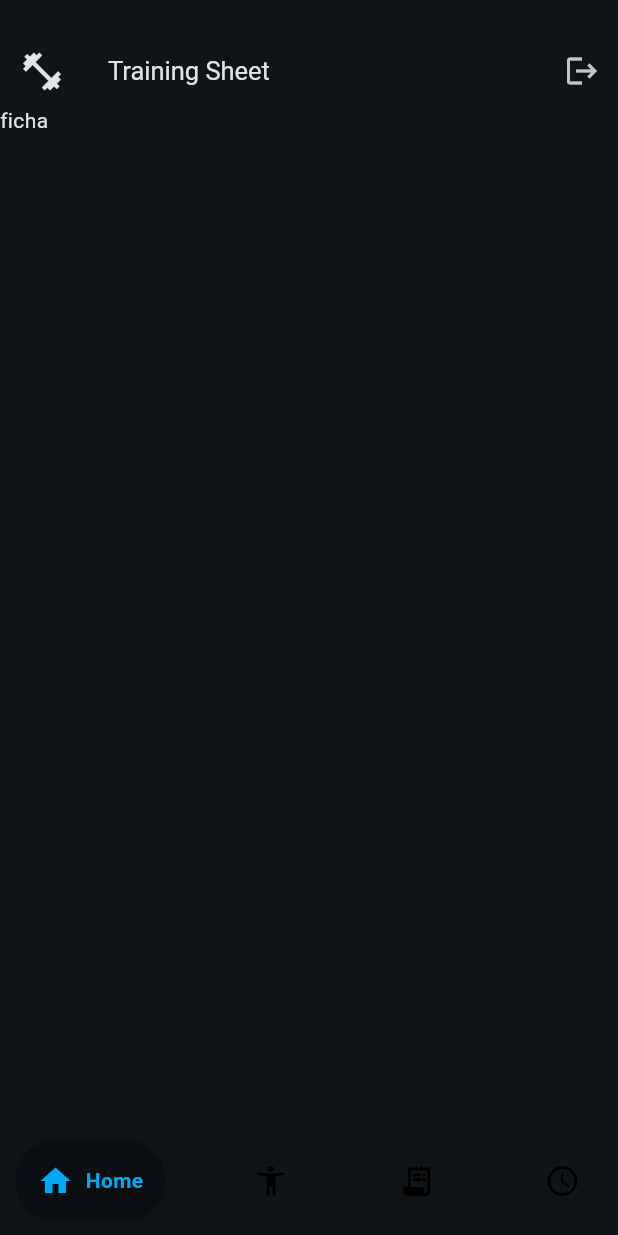
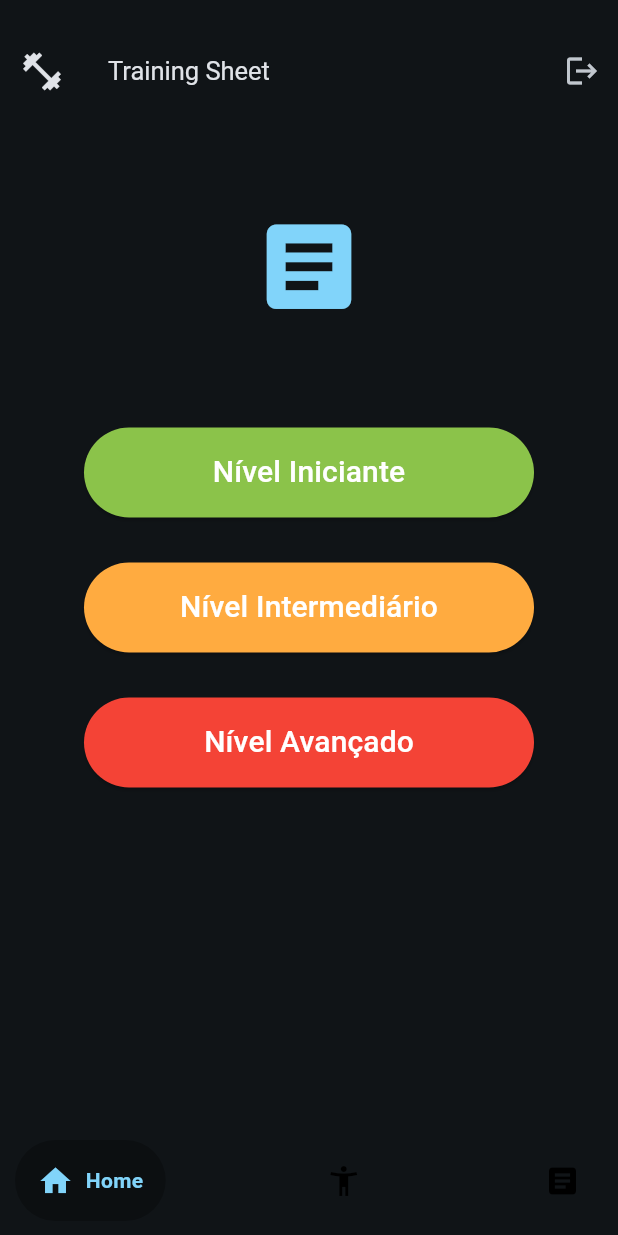
Before and after one commit to luizeduardom/training_sheep_app, a Flutter app: the ControllerPage screen opened directly, swiped to page 3, on a phone screen of 412 x 824 dp. Run offline on Flutter 3.47's test engine with Material 3 defaults, Android fonts, the phone set to English and light mode, and no system bars; drawn by our look-alikes of google_nav_bar; our stand-ins replace cloud_firestore, firebase_auth, firebase_core; accounts and stored records are empty; network calls fail.

Commit message:
feat list fichas

```diff
--- a/lib/pages/ControllerPage.dart
+++ b/lib/pages/ControllerPage.dart
@@ -2,7 +2,7 @@ import 'package:firebase_auth/firebase_auth.dart';
 import 'package:flutter/material.dart';
 import 'package:google_nav_bar/google_nav_bar.dart';
 import 'package:training_sheet_app/pages/FichaPage.dart';
-import 'package:training_sheet_app/pages/TempPage.dart';
+import 'package:training_sheet_app/pages/Fichas/FichaIniciantePage.dart';
 import 'package:training_sheet_app/pages/TreinosPage.dart';
 import 'package:training_sheet_app/pages/HomePage.dart';
 import 'package:training_sheet_app/repository/treino_repository.dart';
@@ -66,15 +66,14 @@ class _ControllerPageState extends State<ControllerPage> {
           padding: const EdgeInsets.all(10),
           child: GNav(
           backgroundColor: Colors.transparent,
-          activeColor: Colors.lightBlue,
+          activeColor: Colors.lightBlue.shade200,
           tabBackgroundColor: Colors.black26,
           tabBorderRadius: 50,
           gap: 8,
           tabs: const [
             GButton(icon: Icons.home, text: 'Home', padding: EdgeInsets.all(15)),
             GButton(icon: Icons.accessibility_new, text: 'Meus Treinos', padding: EdgeInsets.all(15)),
-            GButton(icon: Icons.receipt_long, text: 'Ficha', padding: EdgeInsets.all(15)),
-            GButton(icon: Icons.access_time, text: 'Temporizador', padding: EdgeInsets.all(15))
+            GButton(icon: Icons.article, text: 'Ficha', padding: EdgeInsets.all(15)),
           ],
           onTabChange: (pagina){
             _pageController.animateToPage(pagina, duration: Duration(milliseconds: 400), curve: Curves.easeOutExpo);
@@ -91,8 +90,7 @@ class _ControllerPageState extends State<ControllerPage> {
       children: [
         HomePage(),
         TreinosPage(),
-        FichaPage(),
-        TempPage()
+        FichaPage()
       ],
       onPageChanged: setPaginaAtual,
     );
--- a/lib/pages/FichaPage.dart
+++ b/lib/pages/FichaPage.dart
@@ -3,6 +3,9 @@ import 'package:flutter/material.dart';
 import 'package:training_sheet_app/repository/treino_repository.dart';
 
 import '../services/auth_service.dart';
+import 'fichas/FichaAvancadoPage.dart';
+import 'fichas/FichaIniciantePage.dart';
+import 'fichas/FichaIntermediarioPage.dart';
 
 class FichaPage extends StatefulWidget {
   @override
@@ -14,10 +17,95 @@ class _FichaPageState extends State<FichaPage> {
   PerfilRepository repository = PerfilRepository();
   AuthService _auth = AuthService();
 
+
   @override
   Widget build(BuildContext context) {
     return Scaffold(
-      body: Text('ficha')
+      body: SingleChildScrollView(
+        child: Container(
+        alignment: Alignment.center,
+        margin: EdgeInsets.only(top: 70),
+        child: Column(
+          mainAxisAlignment: MainAxisAlignment.center,
+          crossAxisAlignment: CrossAxisAlignment.center,
+          children: [
+          Center(
+            child: Icon(
+              Icons.article,
+              size: 75,
+              color: Colors.lightBlue.shade200,
+            ),
+          ),
+          const SizedBox(height: 30.0),
+          SizedBox(height: 20),
+          Padding(
+            padding: const EdgeInsets.all(20.0),
+            child: Column(
+              mainAxisAlignment: MainAxisAlignment.center,
+              children: <Widget>[
+                Container(
+                  width: 300,
+                  height: 60,
+                  child: ElevatedButton(
+                    onPressed: () {
+                      Navigator.push(
+                        context,
+                        MaterialPageRoute(
+                          builder: (context) => FichaIniciantePage(),
+                        ),
+                      );
+                    },
+                    style: ButtonStyle(
+                        backgroundColor: MaterialStateProperty.all<Color>(Colors.lightGreen)
+                    ),
+                    child: Text('Nível Iniciante', style: TextStyle(color: Colors.white, fontSize: 20)),
+                  ),
+                ),
+                const SizedBox(height: 30.0),
+                Container(
+                  width: 300,
+                  height: 60,
+                  child: ElevatedButton(
+                      onPressed: () {
+                        Navigator.push(
+                          context,
+                          MaterialPageRoute(
+                            builder: (context) => FichaIntermediarioPage(),
+                          ),
+                        );
+                      },
+                      style: ButtonStyle(
+                          backgroundColor: MaterialStateProperty.all<Color>(Colors.orangeAccent)
+                      ),
+                      child: Text('Nível Intermediário', style: TextStyle(color: Colors.white, fontSize: 20)),
+                    ),
+                ),
+                const SizedBox(height: 30.0),
+                Container(
+                  width: 300,
+                  height: 60,
+                  child: ElevatedButton(
+                      onPressed: () {
+                        Navigator.push(
+                          context,
+                          MaterialPageRoute(
+                            builder: (context) => FichaAvancadoPage(),
+                          ),
+                        );
+                      },
+                      style: ButtonStyle(
+                          backgroundColor: MaterialStateProperty.all<Color>(Colors.red)
+                      ),
+                      child: Text('Nível Avançado', style: TextStyle(color: Colors.white, fontSize: 20)),
+                    ),
+                ),
+              ],
+            ),
+          ),
+        ],
+      ),
+    )
+    )
     );
   }
 
--- a/lib/pages/LoginPage.dart
+++ b/lib/pages/LoginPage.dart
@@ -134,11 +134,11 @@ class _LoginPageState extends State<LoginPage> {
                   ElevatedButton(
                     onPressed: _register,
                     style: ElevatedButton.styleFrom(
-                      backgroundColor: Colors.white,
+                      backgroundColor: Colors.lightBlue.shade200,
                       padding:
                       const EdgeInsets.symmetric(vertical: 15, horizontal: 30),
                     ),
-                    child: const Text('Criar uma conta', style: TextStyle(fontSize: 16)),
+                    child: const Text('Criar uma conta', style: TextStyle(fontSize: 16, color: Colors.white)),
                   ),
                 ],
               ),
--- a/lib/pages/RegisterPage.dart
+++ b/lib/pages/RegisterPage.dart
@@ -117,7 +117,7 @@ class _RegisterPageState extends State<RegisterPage> {
                     ElevatedButton(
                       onPressed: handleButtonRegister,
                       style: ElevatedButton.styleFrom(
-                        backgroundColor: Colors.lightBlue,
+                        backgroundColor: Colors.lightBlue.shade200,
                         padding:
                         const EdgeInsets.symmetric(vertical: 15, horizontal: 120),
                       ),
```
Also changed, not shown: lib/pages/HomePage.dart (+6 -2 lines), lib/pages/TempPage.dart (deleted, +0 -25 lines), lib/pages/TreinosPage.dart (+4 -4 lines), lib/pages/fichas/FichaAvancadoPage.dart (added, +145 -0 lines), lib/pages/fichas/FichaIniciantePage.dart (added, +145 -0 lines), lib/pages/fichas/FichaIntermediarioPage.dart (added, +146 -0 lines).
